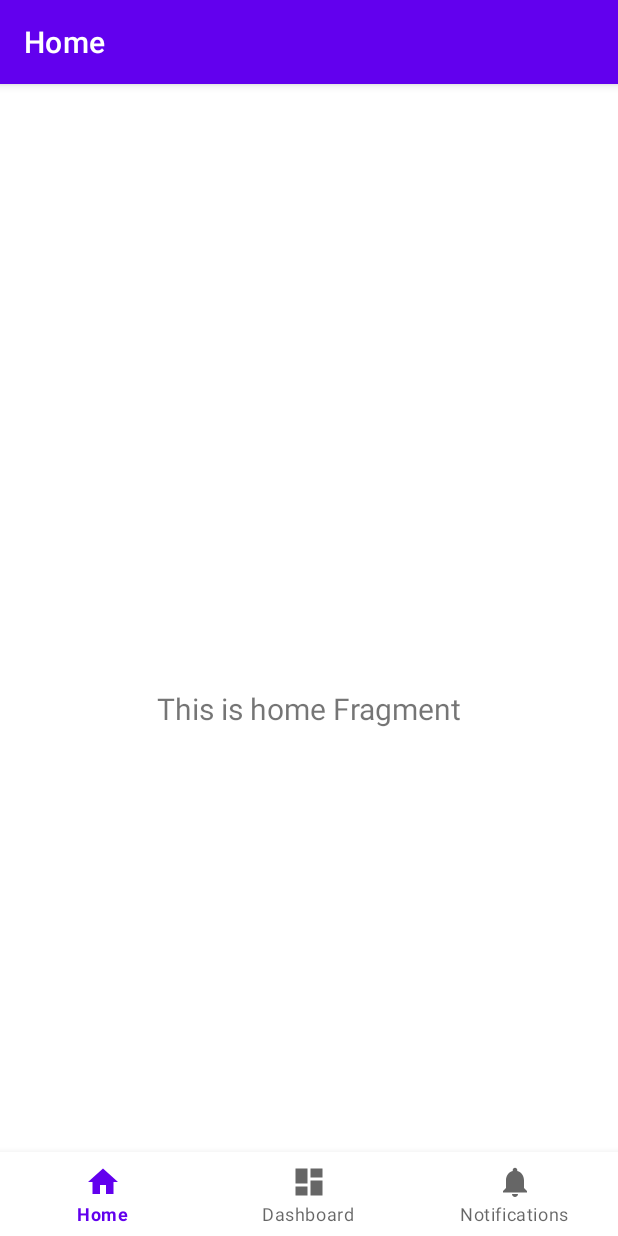
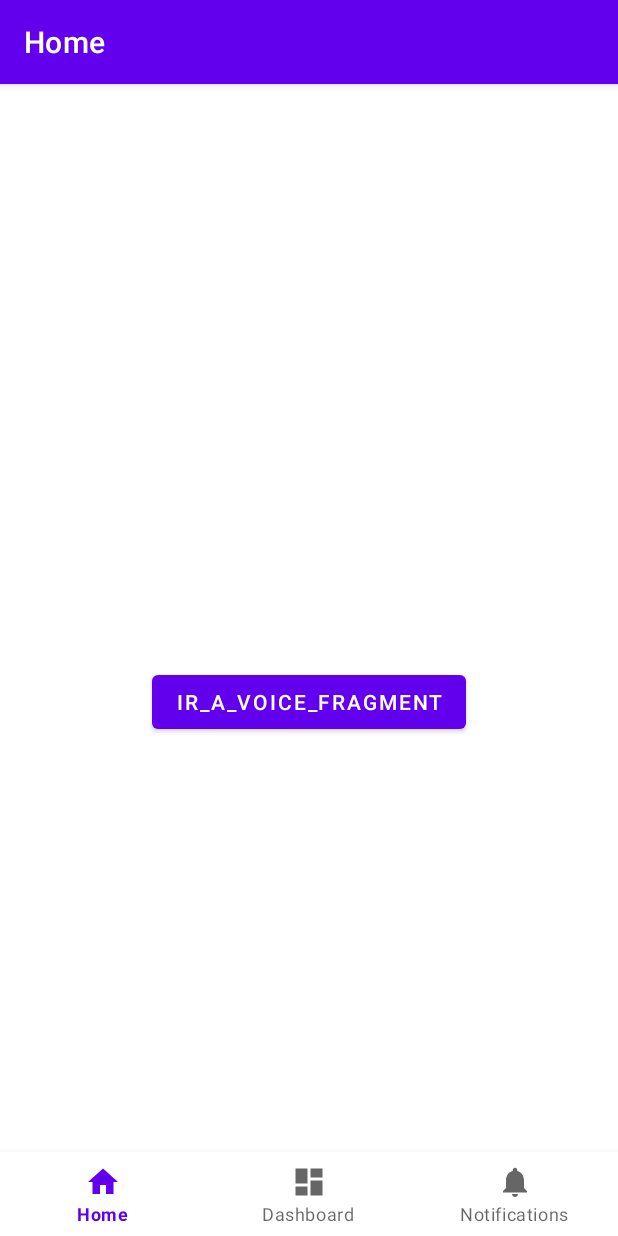
Before and after one commit to Ion25/ALEA, an Android app: the screen it shows after launch (MainActivity), on a phone screen of 412 x 824 dp. Run offline under Robolectric (Android 15) with nearby library versions, the phone set to English and light mode, and no system bars; our stand-ins replace navigation-ui.

Commit message:
SpeechtoText avance

```diff
--- a/app/src/main/AndroidManifest.xml
+++ b/app/src/main/AndroidManifest.xml
@@ -1,6 +1,9 @@
 <?xml version="1.0" encoding="utf-8"?>
 <manifest xmlns:android="http://schemas.android.com/apk/res/android"
     xmlns:tools="http://schemas.android.com/tools">
+
+    <uses-permission android:name="android.permission.RECORD_AUDIO" />
+    <uses-permission android:name="android.permission.INTERNET" />
 
     <application
         android:allowBackup="true"
--- a/app/src/main/java/com/example/alea/ui/home/HomeFragment.kt
+++ b/app/src/main/java/com/example/alea/ui/home/HomeFragment.kt
@@ -8,6 +8,8 @@ import android.widget.TextView
 import androidx.fragment.app.Fragment
 import androidx.lifecycle.ViewModelProvider
 import com.example.alea.databinding.FragmentHomeBinding
+import androidx.navigation.fragment.findNavController
+import com.example.alea.R
 
 class HomeFragment : Fragment() {
 
@@ -28,10 +30,18 @@ class HomeFragment : Fragment() {
         _binding = FragmentHomeBinding.inflate(inflater, container, false)
         val root: View = binding.root
 
+        /*
         val textView: TextView = binding.textHome
         homeViewModel.text.observe(viewLifecycleOwner) {
             textView.text = it
         }
+         */
+
+        // Configuración del botón para navegar al VoiceFragment
+        binding.buttonToVoiceFragment.setOnClickListener {
+            findNavController().navigate(R.id.action_navigation_home_to_voiceFragment)
+        }
+
         return root
     }
 
--- a/app/src/main/res/layout/activity_main.xml
+++ b/app/src/main/res/layout/activity_main.xml
@@ -1,6 +1,7 @@
 <?xml version="1.0" encoding="utf-8"?>
 <androidx.constraintlayout.widget.ConstraintLayout xmlns:android="http://schemas.android.com/apk/res/android"
     xmlns:app="http://schemas.android.com/apk/res-auto"
+    xmlns:tools="http://schemas.android.com/tools"
     android:id="@+id/container"
     android:layout_width="match_parent"
     android:layout_height="match_parent"
@@ -30,4 +31,5 @@
         app:layout_constraintTop_toTopOf="parent"
         app:navGraph="@navigation/mobile_navigation" />
 
+
 </androidx.constraintlayout.widget.ConstraintLayout>
--- a/app/src/main/res/layout/fragment_home.xml
+++ b/app/src/main/res/layout/fragment_home.xml
@@ -19,4 +19,19 @@
         app:layout_constraintEnd_toEndOf="parent"
         app:layout_constraintStart_toStartOf="parent"
         app:layout_constraintTop_toTopOf="parent" />
+
+    <LinearLayout
+        android:layout_width="match_parent"
+        android:layout_height="match_parent"
+        android:orientation="vertical"
+        android:gravity="center">
+
+        <!-- Botón para ir al fragmento de reconocimiento de voz -->
+        <Button
+            android:id="@+id/button_to_voice_fragment"
+            android:layout_width="wrap_content"
+            android:layout_height="wrap_content"
+            android:text="Ir_a_Voice_Fragment" />
+    </LinearLayout>
+
 </androidx.constraintlayout.widget.ConstraintLayout>
--- a/app/src/main/res/navigation/mobile_navigation.xml
+++ b/app/src/main/res/navigation/mobile_navigation.xml
@@ -9,7 +9,11 @@
         android:id="@+id/navigation_home"
         android:name="com.example.alea.ui.home.HomeFragment"
         android:label="@string/title_home"
-        tools:layout="@layout/fragment_home" />
+        tools:layout="@layout/fragment_home" >
+        <action
+            android:id="@+id/action_navigation_home_to_voiceFragment"
+            app:destination="@id/voiceFragment" />
+    </fragment>
 
     <fragment
         android:id="@+id/navigation_dashboard"
@@ -22,4 +26,13 @@
         android:name="com.example.alea.ui.notifications.NotificationsFragment"
         android:label="@string/title_notifications"
         tools:layout="@layout/fragment_notifications" />
+
+    <!-- Navegar desde el botón voiceFragment -->
+    <fragment
+        android:id="@+id/voiceFragment"
+        android:name="com.example.alea.ui.voice.VoiceFragment"
+        android:label="Reconocimiento de Voz"
+        tools:layout="@layout/fragment_voice" />
+
+
 </navigation>
```
Also changed, not shown: app/src/main/java/com/example/alea/ui/voice/SpeechHelper.kt (added, +51 -0 lines), app/src/main/java/com/example/alea/ui/voice/VoiceFragment.kt (+33 -1 lines), app/src/main/java/com/example/alea/ui/voice/VoiceViewModel.kt (+17 -1 lines).
